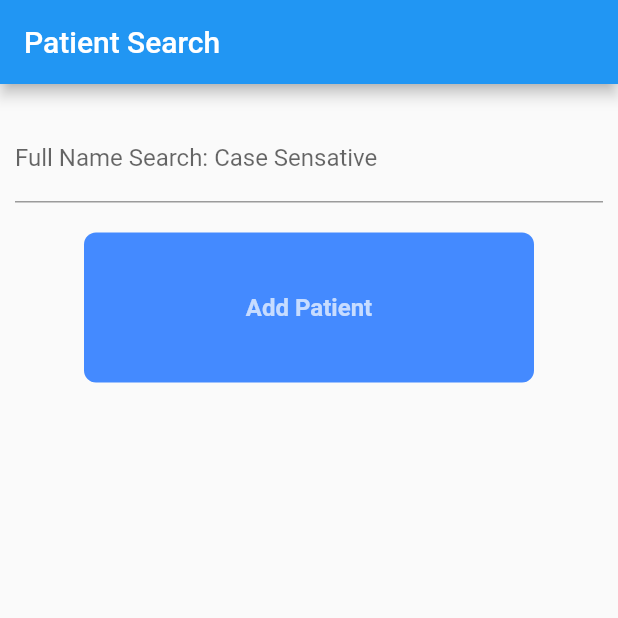
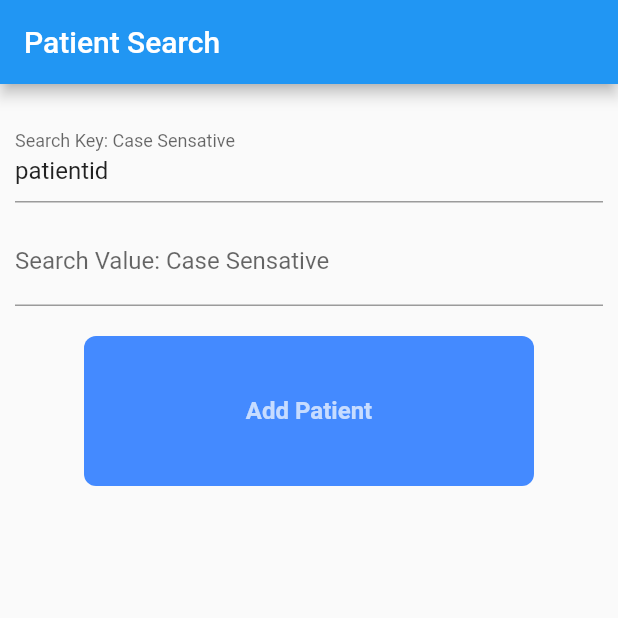
Before and after one commit to teaguestockwell/doctors-patient-database, a Flutter app: the screen it shows after launch, on a phone screen of 412 x 824 dp, the top half of it. Run offline on Flutter 3.47's test engine with Material 2 defaults, Android fonts, the phone set to English and light mode, and no system bars; our stand-ins replace cloud_firestore, firebase_core; accounts and stored records are empty.

Commit message:
better search

```diff
--- a/lib/screens/profile_search.dart
+++ b/lib/screens/profile_search.dart
@@ -14,10 +14,22 @@ class ProfileSearch extends StatefulWidget {
 }
 
 class _ProfileSearchState extends State<ProfileSearch> {
-  var value = PatientService().searchPatientName('');
+  var value = PatientService().searchPatientName('patientid','');
+  var k = TextEditingController(text: 'patientid');
+  var v = TextEditingController(text: '');
 
-   void onSearch(String name){
-    setState((){value = PatientService().searchPatientName(name);});
+  @override
+  void dispose(){
+    k.dispose();
+    v.dispose();
+    super.dispose();
+  }
+
+   void onSearch(_){
+     String kk;
+     // do not give api empty key, instead pass name
+     if(k.text != ''){kk =k.text;}else{kk ='patientid';}
+    setState((){value = PatientService().searchPatientName(kk,v.text);});
   }
 
   void profileAdd(){
@@ -44,9 +56,21 @@ class _ProfileSearchState extends State<ProfileSearch> {
               Padding(
                 padding: const EdgeInsets.only(top:10),
                 child: TextField(
+                  controller: k,
                   onChanged: onSearch,
                   decoration: InputDecoration(
-                    labelText: 'Full Name Search: Case Sensative'
+                    labelText: 'Search Key: Case Sensative'
+                  )
+                 )
+              ),
+
+              Padding(
+                padding: const EdgeInsets.only(top:10),
+                child: TextField(
+                  onChanged: onSearch,
+                  controller: v,
+                  decoration: InputDecoration(
+                    labelText: 'Search Value: Case Sensative'
                   )
                  )
               ),
--- a/lib/services/patient_service.dart
+++ b/lib/services/patient_service.dart
@@ -35,9 +35,9 @@ class PatientService{
   }
 
   ///read many lazy matching
-  Stream<List<Patient>> searchPatientName(String name){
-    return patientsCollection.where('name', isGreaterThanOrEqualTo: name)
-      .where('name', isLessThanOrEqualTo: name+ '\uf8ff')
+  Stream<List<Patient>> searchPatientName(String k, String v){
+    return patientsCollection.where(k, isGreaterThanOrEqualTo: v)
+      .where(k, isLessThanOrEqualTo: v+ '\uf8ff')
       .snapshots().map(_patientListFromSnapshots);
   }
 
```
Also changed, not shown: lib/models/checkup.dart (+12 -0 lines), lib/widgets/checkup_para.dart (+8 -4 lines).
